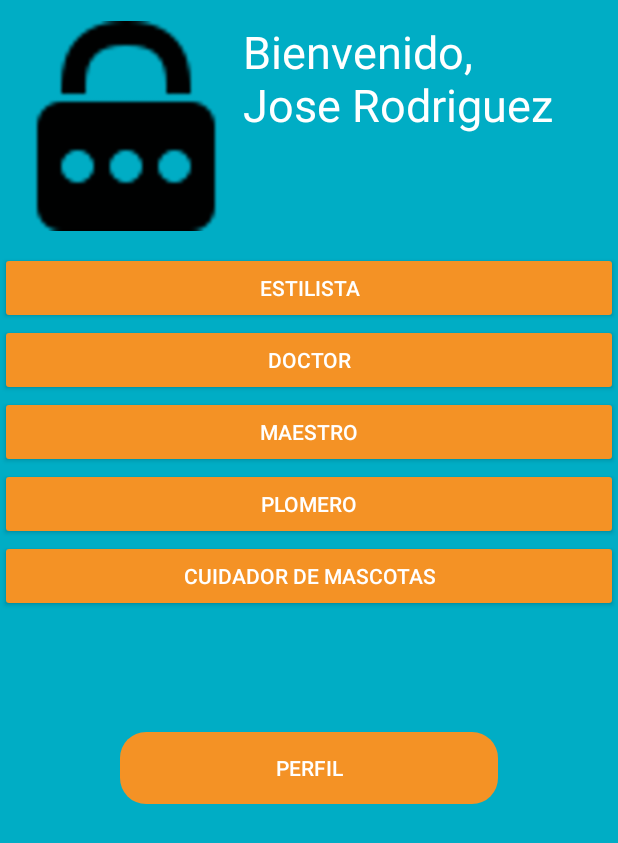
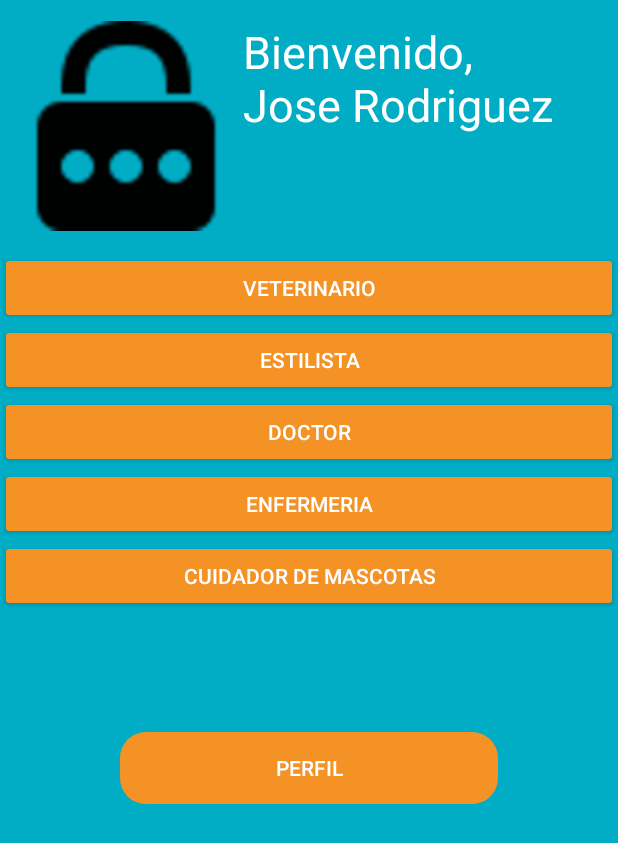
Before and after one commit to Mc-Gilford/TT, an Android app: the Services screen opened directly, with no data from a screen before it, on a phone screen of 412 x 824 dp. Shown: the top 843 px of the screen. Run offline under Robolectric (Android 15) with nearby library versions, the light colour scheme and no system bars.

Commit message:
Screen Services

```diff
--- a/DomuApp/App/app/src/main/java/com/matias/domuapp/activities/Services.java
+++ b/DomuApp/App/app/src/main/java/com/matias/domuapp/activities/Services.java
@@ -2,15 +2,30 @@ package com.matias.domuapp.activities;
 
 import androidx.appcompat.app.AppCompatActivity;
 
+import android.content.Intent;
 import android.os.Bundle;
+import android.view.View;
+import android.widget.Button;
 
 import com.matias.domuapp.R;
+import com.matias.domuapp.activities.profesionista.MapProfesionistaActivity;
 
 public class Services extends AppCompatActivity {
 
+    Button btnSelectVetetinario;
     @Override
     protected void onCreate(Bundle savedInstanceState) {
         super.onCreate(savedInstanceState);
         setContentView(R.layout.activity_services);
+        btnSelectVetetinario = findViewById(R.id.btnSelectVeterinario);
+
+        btnSelectVetetinario.setOnClickListener(new View.OnClickListener() {
+            @Override
+            public void onClick(View view) {
+                Intent intent = new Intent(Services.this, MapProfesionistaActivity.class);
+                startActivity(intent);
+            }
+        });
+
     }
 }
--- a/DomuApp/App/app/src/main/java/com/matias/domuapp/controller/UserController.java
+++ b/DomuApp/App/app/src/main/java/com/matias/domuapp/controller/UserController.java
@@ -24,6 +24,7 @@ import com.google.firebase.database.DatabaseError;
 import com.google.firebase.database.DatabaseReference;
 import com.google.firebase.database.ValueEventListener;
 import com.matias.domuapp.activities.RegisterActivity;
+import com.matias.domuapp.activities.Services;
 import com.matias.domuapp.activities.cliente.MapClienteActivity;
 import com.matias.domuapp.activities.profesionista.MapProfesionistaActivity;
 import com.matias.domuapp.models.Cliente;
@@ -159,10 +160,12 @@ public class UserController {
         System.out.println("Salimos "+user);
         return user;
     }
+
+    /*This is the fucntion that function*/
     public void movingToUserInterface(Usuario user, Context context){
         LOGGER.log(Level.INFO,"Typer of screen "+user.getTypeUser());
         if(user.getTypeUser().equals("Profesional")){
-            Intent intent = new Intent(context, MapProfesionistaActivity.class);
+            Intent intent = new Intent(context, Services.class);
             LOGGER.log(Level.INFO, "Map profesional");
             intent.addFlags(Intent.FLAG_ACTIVITY_NEW_TASK | Intent.FLAG_ACTIVITY_CLEAR_TASK);
             context.startActivity(intent);
--- a/DomuApp/App/app/src/main/java/com/matias/domuapp/models/dao/UserDao.java
+++ b/DomuApp/App/app/src/main/java/com/matias/domuapp/models/dao/UserDao.java
@@ -16,6 +16,7 @@ import com.google.firebase.database.DataSnapshot;
 import com.google.firebase.database.DatabaseError;
 import com.google.firebase.database.DatabaseReference;
 import com.google.firebase.database.ValueEventListener;
+import com.matias.domuapp.activities.Services;
 import com.matias.domuapp.activities.cliente.MapClienteActivity;
 import com.matias.domuapp.activities.profesionista.MapProfesionistaActivity;
 import com.matias.domuapp.controller.UserController;
@@ -112,7 +113,7 @@ public class UserDao {
                 if (task.isSuccessful()){
                     System.out.println("Registro exitoso");
                     Toast.makeText(context,"Registro Exitoso",Toast.LENGTH_SHORT).show();
-                    Intent intent = new Intent(context, MapProfesionistaActivity.class);
+                    Intent intent = new Intent(context, Services.class);
                     intent.addFlags(Intent.FLAG_ACTIVITY_NEW_TASK | Intent.FLAG_ACTIVITY_CLEAR_TASK);
                     context.startActivity(intent);
                 }
--- a/DomuApp/App/app/src/main/res/layout/activity_services.xml
+++ b/DomuApp/App/app/src/main/res/layout/activity_services.xml
@@ -38,7 +38,20 @@
                     android:textColor="@color/colorWhite"
                     android:textSize="30dp" />
             </LinearLayout>
-
+            <LinearLayout
+                android:layout_width="match_parent"
+                android:layout_height="wrap_content"
+                android:orientation="horizontal"
+                android:layout_margin="0dp">
+                <Button
+                    android:id="@+id/btnSelectVeterinario"
+                    android:layout_width="match_parent"
+                    android:layout_height="wrap_content"
+                    android:text="Veterinario"
+                    android:backgroundTint="@color/colorSecondary"
+                    android:layout_margin="0dp"
+                    android:textColor="@color/colorWhite" />
+            </LinearLayout>
             <LinearLayout
                 android:layout_width="match_parent"
                 android:layout_height="wrap_content"
@@ -73,24 +86,10 @@
                 android:orientation="horizontal"
                 android:layout_margin="0dp">
                 <Button
-                    android:id="@+id/btnSelectMaestro"
+                    android:id="@+id/btnSelectEnfermeria"
                     android:layout_width="match_parent"
                     android:layout_height="wrap_content"
-                    android:text="Maestro"
-                    android:backgroundTint="@color/colorSecondary"
-                    android:layout_margin="0dp"
-                    android:textColor="@color/colorWhite" />
-            </LinearLayout>
-            <LinearLayout
-                android:layout_width="match_parent"
-                android:layout_height="wrap_content"
-                android:orientation="horizontal"
-                android:layout_margin="0dp">
-                <Button
-                    android:id="@+id/btnSelectPlomero"
-                    android:layout_width="match_parent"
-                    android:layout_height="wrap_content"
-                    android:text="Plomero"
+                    android:text="Enfermeria"
                     android:backgroundTint="@color/colorSecondary"
                     android:layout_margin="0dp"
                     android:textColor="@color/colorWhite" />
```
